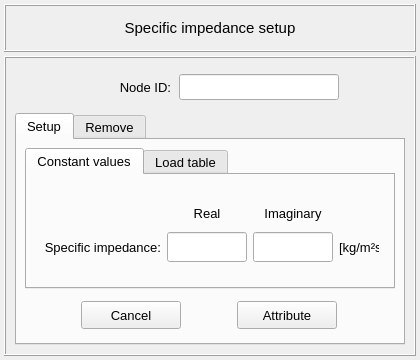
open-pulse/OpenPulse, file pulse/interface/data/ui_files/model/setup/acoustic/specific_impedance_input.ui: the form before one commit.
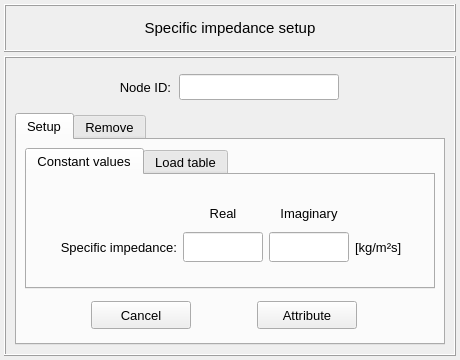
The form after the commit.

Commit message: Adjusts the unit labels in acoustic model dialogs

What changed in the file:
```diff
--- a/pulse/interface/data/ui_files/model/setup/acoustic/specific_impedance_input.ui
+++ b/pulse/interface/data/ui_files/model/setup/acoustic/specific_impedance_input.ui
@@ -9,7 +9,7 @@
    <rect>
     <x>0</x>
     <y>0</y>
-    <width>420</width>
+    <width>460</width>
     <height>360</height>
    </rect>
   </property>
@@ -21,13 +21,13 @@
   </property>
   <property name="minimumSize">
    <size>
-    <width>420</width>
+    <width>460</width>
     <height>360</height>
    </size>
   </property>
   <property name="maximumSize">
    <size>
-    <width>420</width>
+    <width>460</width>
     <height>360</height>
    </size>
   </property>
@@ -73,7 +73,7 @@
      </property>
      <property name="maximumSize">
       <size>
-       <width>420</width>
+       <width>16777215</width>
        <height>48</height>
       </size>
      </property>
@@ -122,7 +122,7 @@
      </property>
      <property name="maximumSize">
       <size>
-       <width>420</width>
+       <width>16777215</width>
        <height>480</height>
       </size>
      </property>
@@ -276,7 +276,7 @@
         </property>
         <property name="maximumSize">
          <size>
-          <width>420</width>
+          <width>440</width>
           <height>16777215</height>
          </size>
         </property>
@@ -514,7 +514,7 @@
                 </property>
                 <property name="maximumSize">
                  <size>
-                  <width>40</width>
+                  <width>100</width>
                   <height>30</height>
                  </size>
                 </property>
```
The commit also changes 3 other files.
